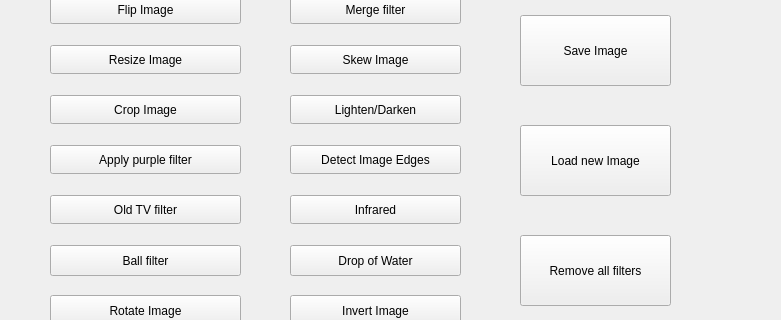
Old version of the form mainwindow.ui in the repository Ezay06/Qt_Filter; both pictures show x 0 to 781 and y 165 to 485 of the 1156 by 733 pixel window.
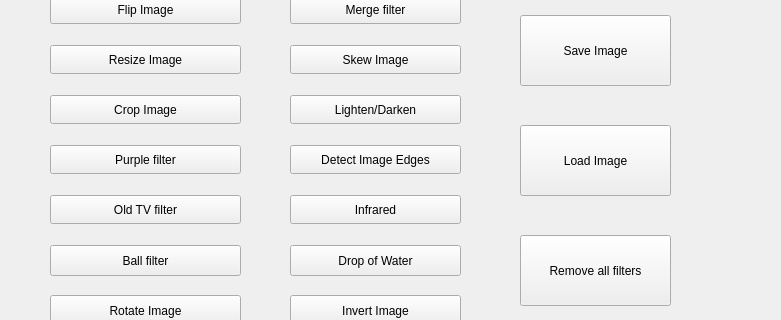
New version of the form. The open tabs and pages were chosen to show the change.

What changed in the file:
```diff
--- a/mainwindow.ui
+++ b/mainwindow.ui
@@ -136,7 +136,7 @@
        </rect>
       </property>
       <property name="text">
-       <string>Apply purple filter</string>
+       <string>Purple filter</string>
       </property>
      </widget>
      <widget class="QPushButton" name="old_tv_button">
@@ -266,7 +266,7 @@
        </rect>
       </property>
       <property name="text">
-       <string>Load new Image</string>
+       <string>Load Image</string>
       </property>
      </widget>
      <widget class="QPushButton" name="ball_button">
```
Left out of the diff: 21 changed lines with no effect on the pictures.
